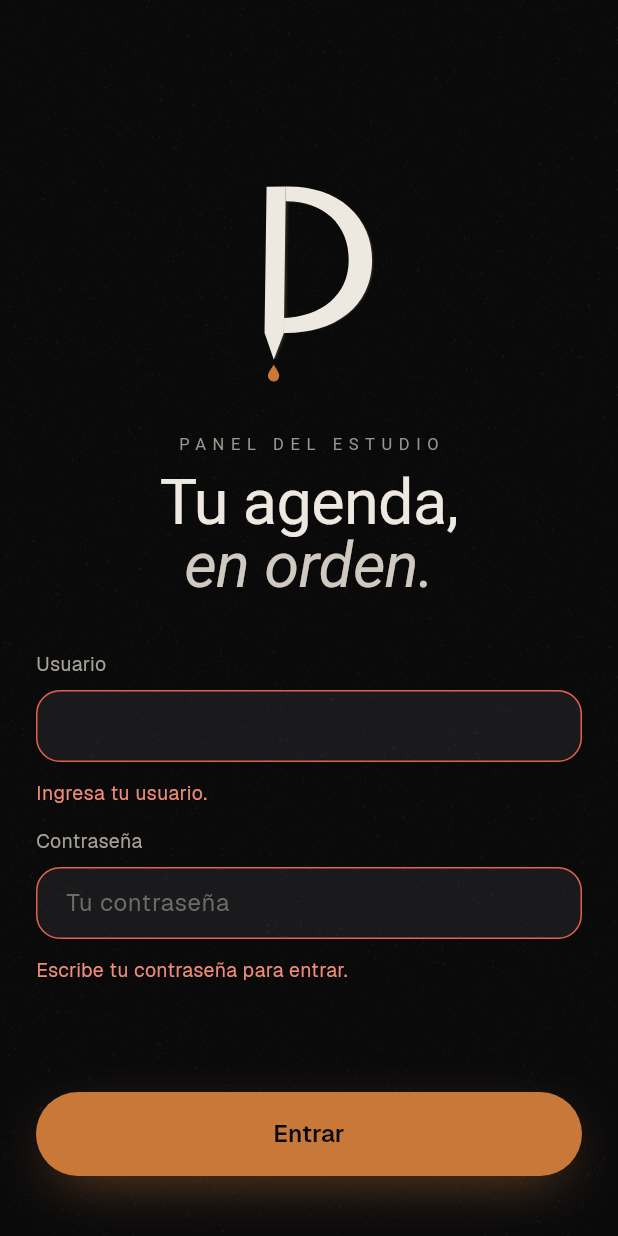
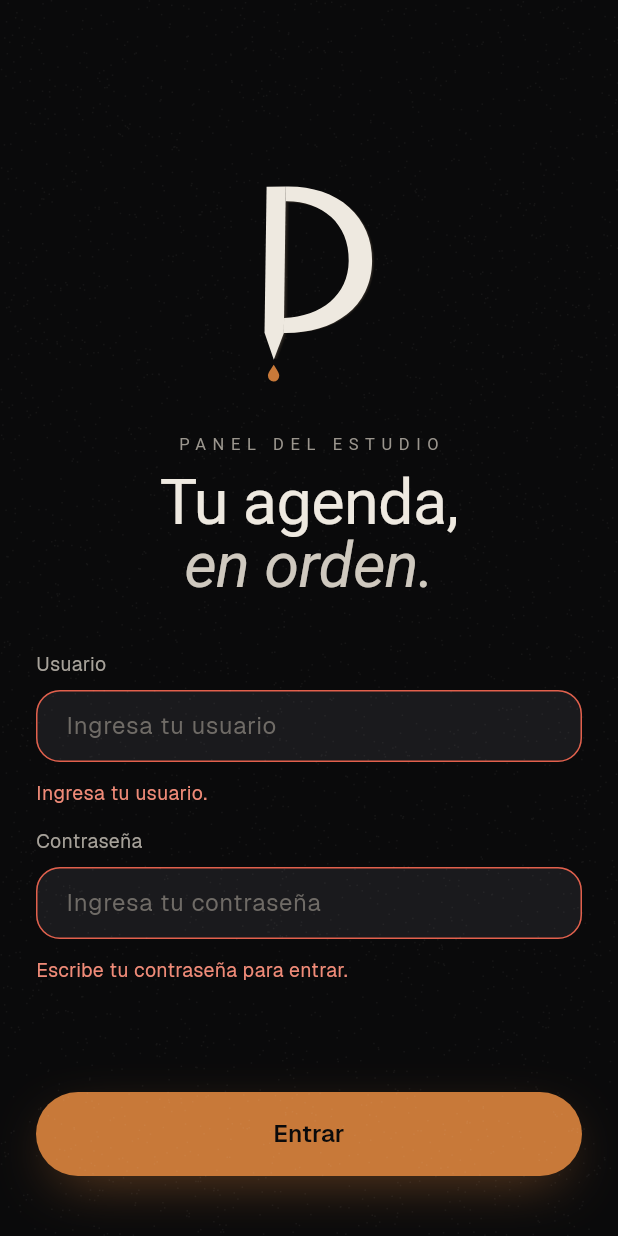
Before and after one commit to pierorellana/proyect_InkSlot, a Flutter app: the AdminLoginPage screen opened by its route, after a tap on "Entrar", on a phone screen of 412 x 824 dp. Run offline on Flutter 3.47's test engine with Material 3 defaults, Android fonts, the light colour scheme and no system bars; our stand-ins replace flutter_svg, go_router, share_plus; missing offline and left inert: dart:js_interop; accounts and stored records are empty; network calls fail; Roboto replaces fonts that are missing (Geist Mono); project files that could hold a hidden picture were left out.

Commit message:
refine(app): improve admin login placeholders

```diff
--- a/app/lib/features/auth/presentation/admin_login_page.dart
+++ b/app/lib/features/auth/presentation/admin_login_page.dart
@@ -197,6 +197,7 @@ class _LoginContent extends StatelessWidget {
                   InkSlotField(
                     label: 'Usuario',
                     controller: usernameController,
+                    hint: 'Ingresa tu usuario',
                     keyboardType: TextInputType.text,
                     textInputAction: TextInputAction.next,
                     autofillHints: const [
@@ -209,7 +210,7 @@ class _LoginContent extends StatelessWidget {
                   InkSlotField(
                     label: 'Contraseña',
                     controller: passwordController,
-                    hint: 'Tu contraseña',
+                    hint: 'Ingresa tu contraseña',
                     obscure: true,
                     textInputAction: TextInputAction.done,
                     autofillHints: const [AutofillHints.password],
```
Also changed, not shown: 2 other files.
